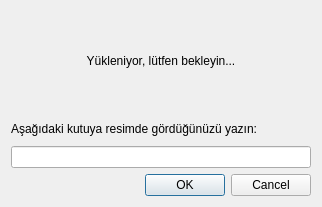
jnmbk/kotaci, file captchawindow.ui: the form before one commit.
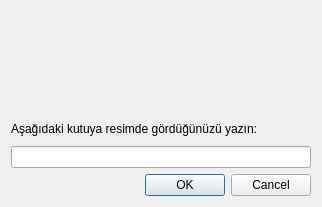
The form after the commit.

Patch:
```diff
--- a/captchawindow.ui
+++ b/captchawindow.ui
@@ -22,7 +22,7 @@
       </size>
      </property>
      <property name="text" >
-      <string>Yükleniyor, lütfen bekleyin...</string>
+      <string/>
      </property>
      <property name="alignment" >
       <set>Qt::AlignCenter</set>
```
